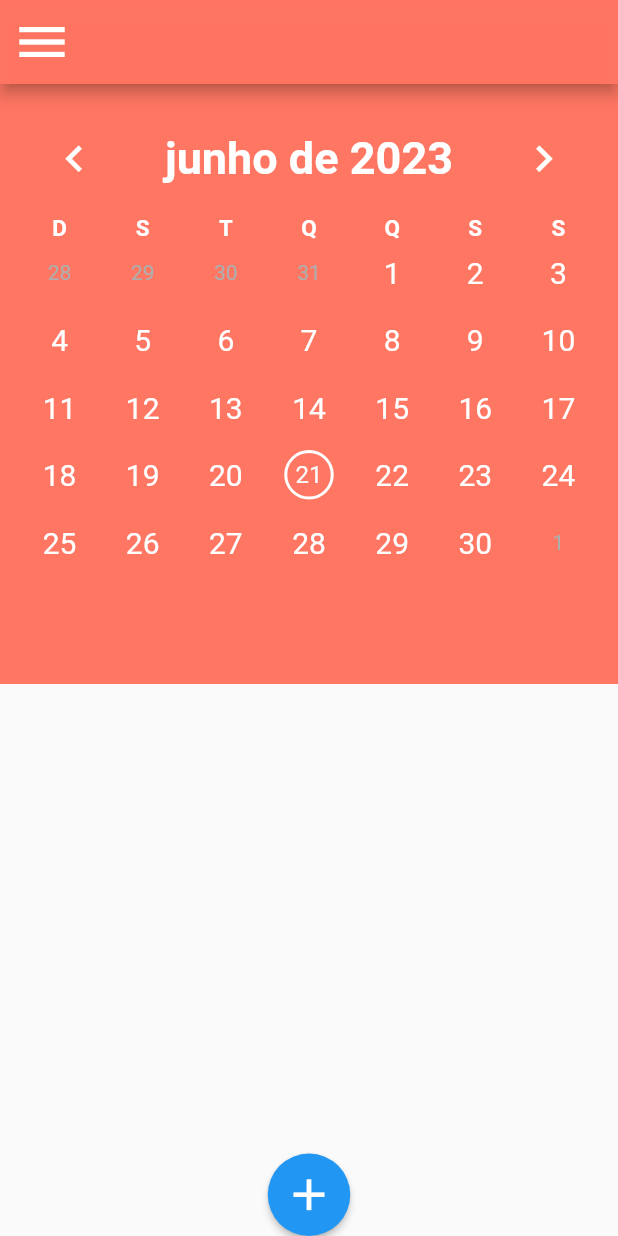
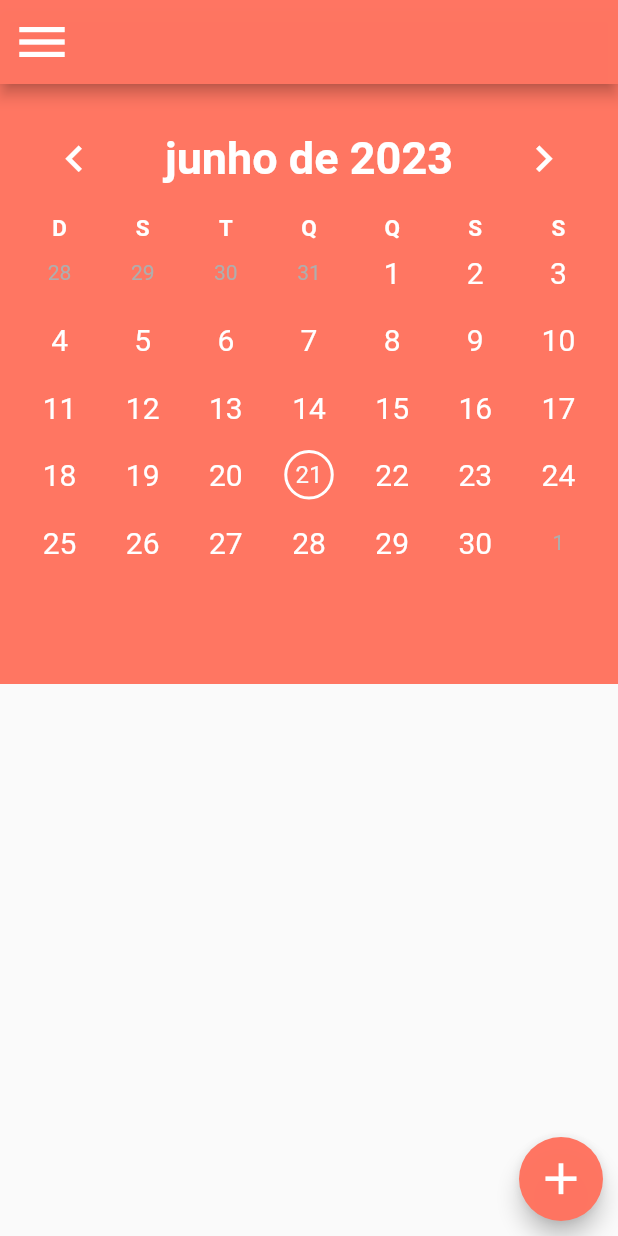
Before and after one commit to ViniciusMataRibeiro/Planejamento_Familiar, a Flutter app: the AgendaPage screen opened by its route, on a phone screen of 412 x 824 dp. Run offline on Flutter 3.47's test engine with Material 2 defaults, Android fonts, the phone set to English and light mode, and no system bars; drawn by our look-alikes of table_calendar; our stand-ins replace awesome_snackbar_content, fluttertoast, get, mask_text_input_formatter, sqflite; accounts and stored records are empty.

Commit message:
arrumando_layout
falta só arrumar o layout da agenda

```diff
--- a/desenvolvimento_mobile/lib/modules/agenda/agenda_page.dart
+++ b/desenvolvimento_mobile/lib/modules/agenda/agenda_page.dart
@@ -14,6 +14,8 @@ class AgendaPage extends StatefulWidget {
 }
 
 class _AgendaPage extends State<AgendaPage> {
+
+
   final DatabaseProvider dao = DatabaseProvider();
   List<Agenda> agenda = [];
 
@@ -39,20 +41,41 @@ class _AgendaPage extends State<AgendaPage> {
     });
   }
 
+
   Widget _buildAgendaList() {
+
+    var size = MediaQuery.of(context).size;
+
+
     return ListView.builder(
       padding: const EdgeInsets.all(12),
       itemCount: agenda.length,
       itemBuilder: (context, index) {
         Agenda item = agenda[index];
-        return ListTile(
-          title: Text(
+        return Container(
+          height: size.height*0.11,
+          child: Card(
+            margin: const EdgeInsets.all(0),
+            elevation: 5,
+            shape: RoundedRectangleBorder(
+              side: const BorderSide(
+                color: Color.fromARGB(250, 255, 115, 95),
+                width: 3,
+              ),
+              borderRadius: BorderRadius.circular(10)
+            ),
+            child: Column(
+              mainAxisAlignment: MainAxisAlignment.center,
+              children: [
+                Text(
               'Data: ${item.dia}/${item.mes}/${item.ano}\nTarefa: ${item.descricao}',
               style: const TextStyle(fontSize: 20, fontWeight: FontWeight.bold),
                 ),
-          // Adicione aqui outros campos que deseja exibir
+              ],
+            ),
+            ),
         );
-      },
+      }
     );
   }
 
@@ -207,20 +230,20 @@ class _AgendaPage extends State<AgendaPage> {
             Expanded(
               child: _buildAgendaList(),
             ),
-            Align(
-              alignment: Alignment.center,
-              child: ElevatedButton(
+            Container(
+              padding: const EdgeInsets.all(10),
+              child: Align(
+                alignment: Alignment.centerRight,
+                child: FloatingActionButton(
                   onPressed: () {
                     _showConfirmationDialog();
                   },
-                style: ElevatedButton.styleFrom(
-                  shape: const CircleBorder(),
-                  padding: const EdgeInsets.all(10),
-                ),
+                  backgroundColor: const Color.fromARGB(250, 255, 115, 95),
                   child: const Icon(
                     Icons.add,
                     size: 35,
                     color: Colors.white,
+                  ),
                 ),
               ),
             ),
```
Lines whose indentation alone changed are shown as unchanged.
